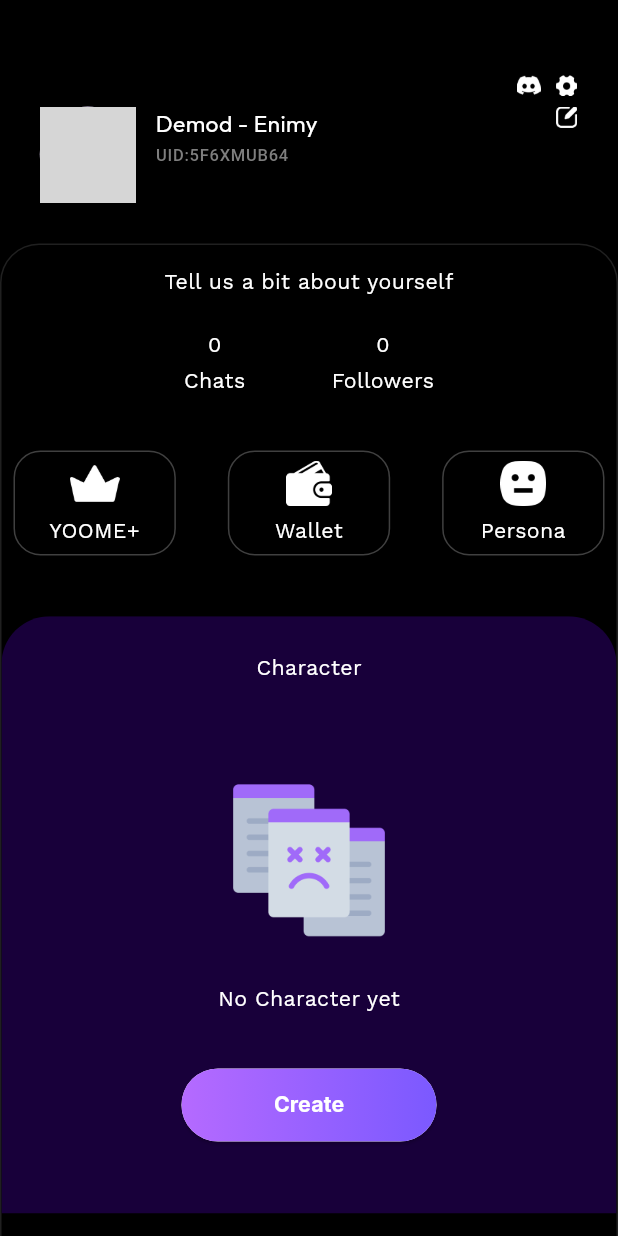
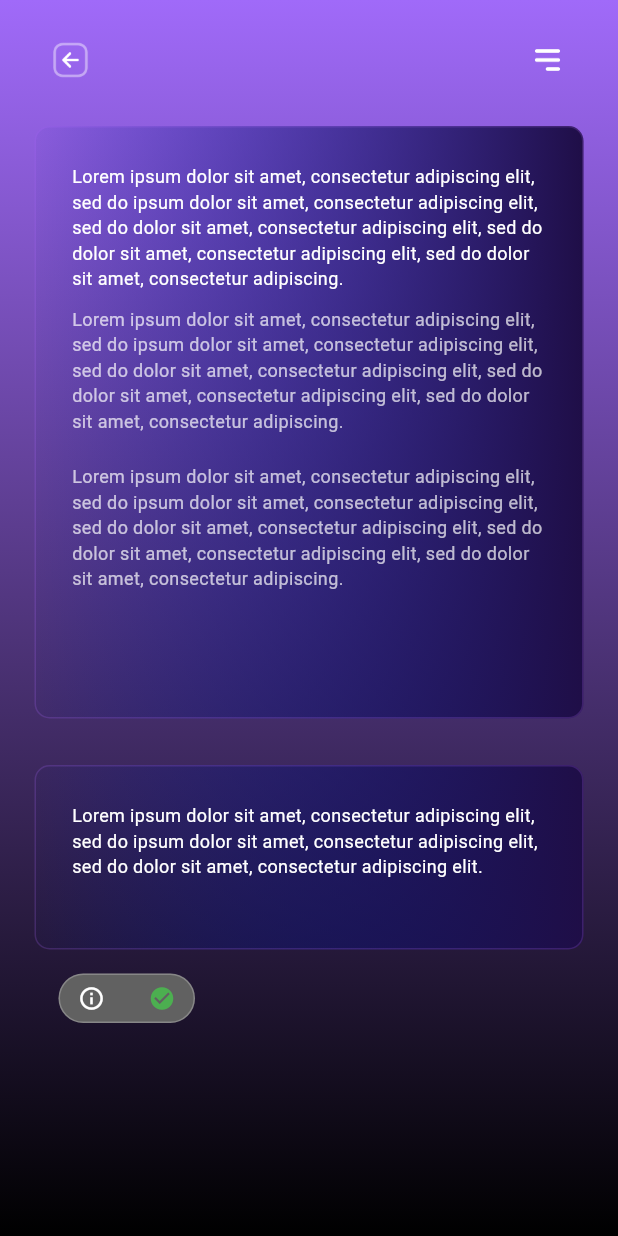
Before and after one commit to terabitdev/YOOME-AI, a Flutter app: the ProfileScreen screen opened directly, after a tap on "Create", on a phone screen of 412 x 824 dp. Run offline on Flutter 3.47's test engine with Material 3 defaults, Android fonts, the light colour scheme and no system bars; our stand-ins replace flutter_screenutil, get, google_fonts, pin_code_fields; network calls fail; grey boxes are pictures that could not be loaded.

Commit message:
code pushed

```diff
--- /dev/null
+++ b/lib/resources/components/gradient_background.dart
@@ -0,0 +1,24 @@
+// lib/widgets/gradient_background.dart
+import 'package:flutter/material.dart';
+
+class GradientBackground extends StatelessWidget {
+  const GradientBackground({super.key, required this.child});
+
+  final Widget child;
+
+  static const _gradient = LinearGradient(
+    colors: [Color(0xFFA06AF9), Colors.black],
+    begin: Alignment.topCenter,
+    end: Alignment.bottomCenter,
+  );
+
+  @override
+  Widget build(BuildContext context) {
+    return Container(
+      width: double.infinity,
+      height: double.infinity,
+      decoration: const BoxDecoration(gradient: _gradient),
+      child: child,
+    );
+  }
+}
--- /dev/null
+++ b/lib/view/matthew_supports_screen.dart
@@ -0,0 +1,155 @@
+import 'package:flutter/material.dart';
+import 'package:yoome_ai/resources/components/gradient_background.dart';
+
+class MatthewSupportsScreen extends StatelessWidget {
+  const MatthewSupportsScreen({super.key});
+
+  @override
+  Widget build(BuildContext context) {
+    return Scaffold(
+      body: GradientBackground(
+        child: SafeArea(
+          child: Padding(
+            padding: const EdgeInsets.symmetric(horizontal: 23, vertical: 16),
+            child: Column(
+              children: [
+                // ───────── Fixed header ─────────
+                Row(
+                  mainAxisAlignment: MainAxisAlignment.spaceBetween,
+                  children: [
+                    IconButton(
+                      icon: Image.asset(
+                        'assets/images/arrow_back.png',
+                        width: 24,
+                        height: 24,
+                      ),
+                      onPressed: () => Navigator.of(context).pop(),
+                    ),
+                    IconButton(
+                      icon: Image.asset(
+                        'assets/images/menu.png',
+                        width: 24,
+                        height: 24,
+                      ),
+                      onPressed: () =>
+                          ScaffoldMessenger.of(context).showSnackBar(
+                            const SnackBar(content: Text('Menu clicked')),
+                          ),
+                    ),
+                  ],
+                ),
+                const SizedBox(height: 20),
+
+                // ───────── Scrollable content ─────────
+                Expanded(
+                  child: SingleChildScrollView(
+                    physics: const BouncingScrollPhysics(),
+                    child: Column(
+                      children: [
+                        _infoBlock(
+                          height: 395,
+                          text1:
+                              'Lorem ipsum dolor sit amet, consectetur adipiscing elit, sed do ipsum dolor sit amet, consectetur adipiscing elit, sed do dolor sit amet, consectetur adipiscing elit, sed do dolor sit amet, consectetur adipiscing elit, sed do dolor sit amet, consectetur adipiscing.',
+                          text2:
+                              'Lorem ipsum dolor sit amet, consectetur adipiscing elit, sed do ipsum dolor sit amet, consectetur adipiscing elit, sed do dolor sit amet, consectetur adipiscing elit, sed do dolor sit amet, consectetur adipiscing elit, sed do dolor sit amet, consectetur adipiscing.',
+                          text3:
+                              'Lorem ipsum dolor sit amet, consectetur adipiscing elit, sed do ipsum dolor sit amet, consectetur adipiscing elit, sed do dolor sit amet, consectetur adipiscing elit, sed do dolor sit amet, consectetur adipiscing elit, sed do dolor sit amet, consectetur adipiscing.',
+                        ),
+                        const SizedBox(height: 31),
+                        _infoBlock(
+                          height: 123,
+                          text1:
+                              'Lorem ipsum dolor sit amet, consectetur adipiscing elit, sed do ipsum dolor sit amet, consectetur adipiscing elit, sed do dolor sit amet, consectetur adipiscing elit.',
+                        ),
+
+                        // ───────── New pill‑shaped container ─────────
+                        Row(
+                          mainAxisAlignment: MainAxisAlignment.start,
+                          children: [
+                            Container(
+                              width: 91,
+                              height: 33,
+                              margin: const EdgeInsets.all(16),
+                              padding: const EdgeInsets.symmetric(
+                                horizontal: 12,
+                              ),
+                              decoration: BoxDecoration(
+                                color: Colors.grey.shade700,
+                                borderRadius: BorderRadius.circular(40),
+                                border: Border.all(color: Colors.white24),
+                              ),
+                              child: Row(
+                                mainAxisAlignment:
+                                    MainAxisAlignment.spaceBetween,
+                                children: const [
+                                  Icon(
+                                    Icons.info_outline,
+                                    color: Colors.white,
+                                    size: 18,
+                                  ),
+                                  Icon(
+                                    Icons.check_circle,
+                                    color: Colors.green,
+                                    size: 18,
+                                  ),
+                                ],
+                              ),
+                            ),
+                          ],
+                        ),
+                      ],
+                    ),
+                  ),
+                ),
+              ],
+            ),
+          ),
+        ),
+      ),
+    );
+  }
+
+  // Helper to keep code tidy
+  Widget _infoBlock({
+    required double height,
+    required String text1,
+    String? text2,
+    String? text3,
+  }) {
+    return Container(
+      width: double.infinity,
+      height: height,
+      padding: const EdgeInsets.all(24),
+      decoration: BoxDecoration(
+        gradient: const LinearGradient(
+          colors: [Color(0xFF09001796), Color(0xFF1F0E47)],
+        ),
+        border: Border.all(color: Color(0xFFB56AFF).withOpacity(.2)),
+        borderRadius: BorderRadius.circular(10),
+      ),
+      child: Column(
+        crossAxisAlignment: CrossAxisAlignment.start,
+        children: [
+          _bodyText(text1),
+          if (text2 != null) ...[
+            const SizedBox(height: 10),
+            _bodyText(text2, dim: true),
+          ],
+          if (text3 != null) ...[
+            const SizedBox(height: 20),
+            _bodyText(text3, dim: true),
+          ],
+        ],
+      ),
+    );
+  }
+
+  Text _bodyText(String t, {bool dim = false}) => Text(
+    t,
+    style: TextStyle(
+      fontSize: 12,
+      color: dim ? Colors.white70 : Colors.white,
+      fontWeight: FontWeight.w400,
+    ),
+  );
+}
--- a/lib/view/profile_screen.dart
+++ b/lib/view/profile_screen.dart
@@ -1,9 +1,11 @@
 import 'package:flutter/material.dart';
 import 'package:flutter_screenutil/flutter_screenutil.dart';
+import 'package:get/get.dart';
 import 'package:yoome_ai/resources/colors/app_colors.dart';
 import 'package:yoome_ai/resources/components/gradient_button.dart';
 import 'package:yoome_ai/resources/components/profile_header.dart';
 import 'package:yoome_ai/resources/components/profile_helpers.dart';
+import 'package:yoome_ai/view/matthew_supports_screen.dart';
 
 class ProfileScreen extends StatelessWidget {
   const ProfileScreen({super.key});
@@ -67,7 +69,15 @@ class ProfileScreen extends StatelessWidget {
                           SizedBox(height: 24.h),
                           const Subtitle('No Character yet'),
                           SizedBox(height: 36.h),
-                          GradientButton(label: 'Create', onPressed: () {}),
+                          GradientButton(
+                            label: 'Create',
+                            onPressed: () {
+                              Get.to(
+                                () => const MatthewSupportsScreen(),
+                                transition: Transition.rightToLeft,
+                              );
+                            },
+                          ),
                         ],
                       ),
                     ),
```
Also changed, not shown: lib/Controllers/login_controller.dart (added, +42 -0 lines), lib/Controllers/verification_code_controller.dart (added, +81 -0 lines), lib/view/login_screnn.dart (+12 -13 lines), lib/view/onboarding_screen.dart (+8 -21 lines), lib/view/verification_code_screen.dart (+80 -29 lines), assets/images/arrow_back.png (added), assets/images/menu.png (added).
